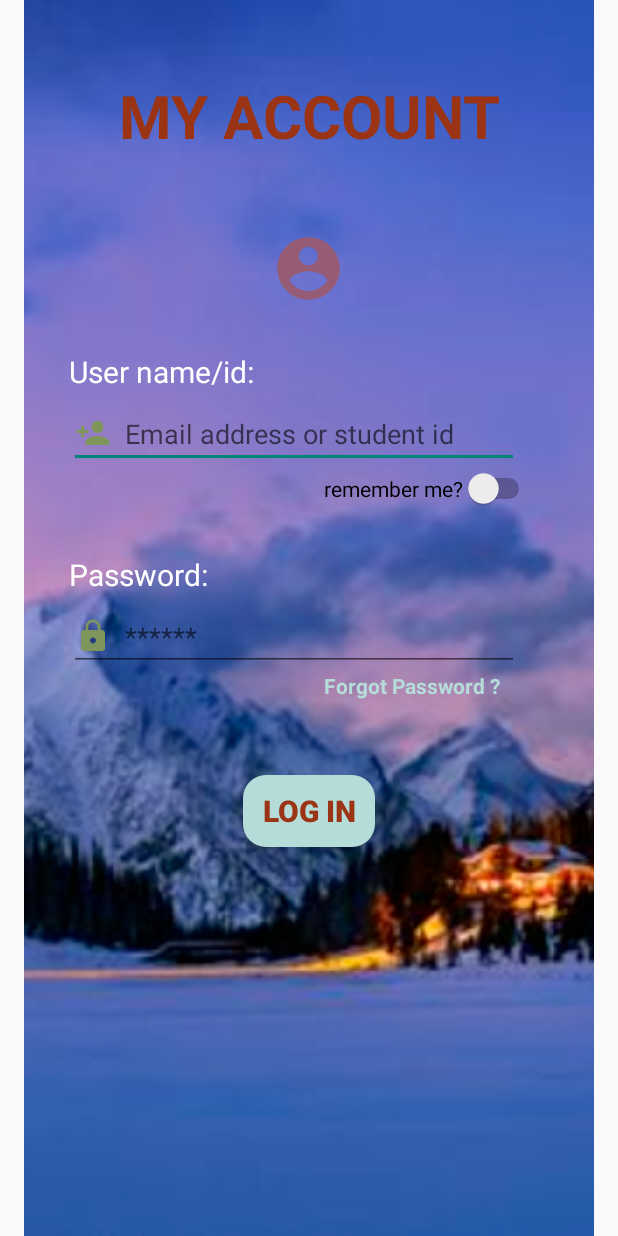
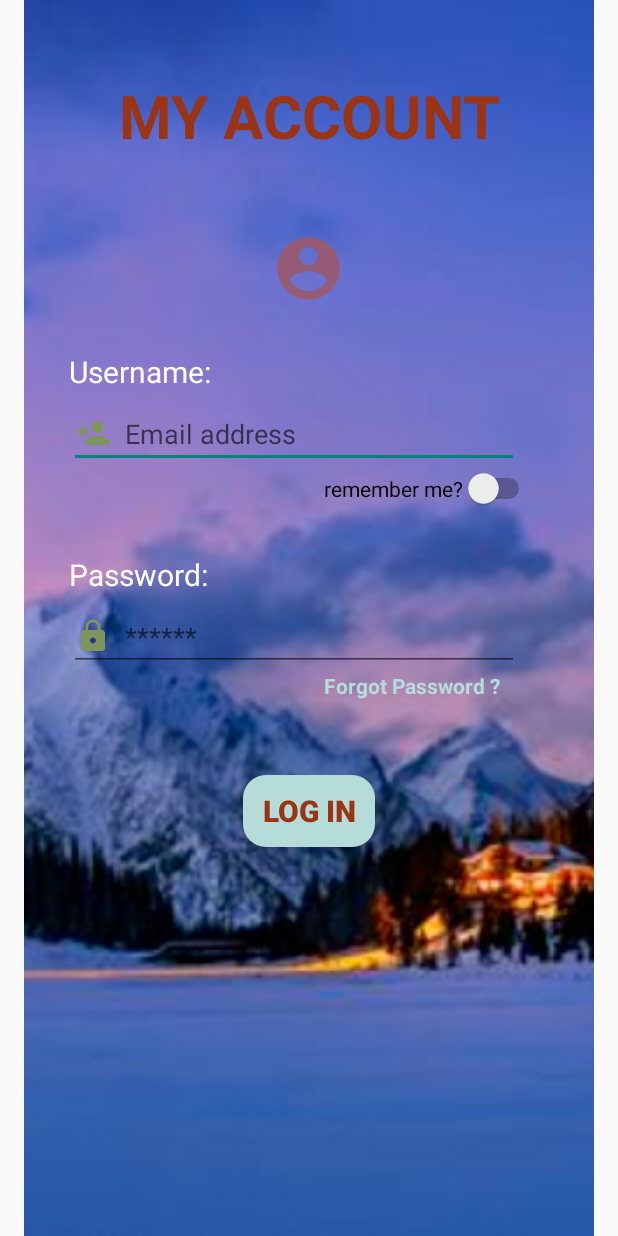
Before and after one commit to anhkiet190999/UFS-app, an Android app: the login screen opened directly, with no data from a screen before it, on a phone screen of 412 x 824 dp. Run offline under Robolectric (Android 15) with nearby library versions, the phone set to English and light mode, and no system bars; our stand-ins replace Firebase (no records; nobody signed in at launch, a user with empty details on screens opened directly).

Commit message:
usf app login and registration + firebase + done

```diff
--- a/app/src/main/java/com/example/ufs/login.java
+++ b/app/src/main/java/com/example/ufs/login.java
@@ -1,15 +1,28 @@
 package com.example.ufs;
 
+import androidx.annotation.NonNull;
 import androidx.appcompat.app.AppCompatActivity;
 
+import android.content.Intent;
 import android.os.Bundle;
+import android.view.View;
+import android.widget.Button;
+import android.widget.EditText;
+import android.widget.ProgressBar;
+import android.widget.Toast;
 
+import com.google.android.gms.tasks.OnCompleteListener;
+import com.google.android.gms.tasks.Task;
+import com.google.firebase.auth.AuthResult;
 import com.google.firebase.auth.FirebaseAuth;
 import com.google.firebase.auth.FirebaseUser;
 
 public class login extends AppCompatActivity {
 
     private FirebaseAuth mAuth;
+    private EditText editUsername, editPassword;
+    private Button login;
+    private ProgressBar progressBar;
 
     @Override
     protected void onCreate(Bundle savedInstanceState) {
@@ -17,9 +30,57 @@ public class login extends AppCompatActivity {
         setContentView(R.layout.activity_login);
 
         mAuth = FirebaseAuth.getInstance();
+        /*if(mAuth.getCurrentUser() != null){
+            //redirect to another activity
+        }*/
 
-        // Check if user is signed in (non-null) and update UI accordingly.
-        FirebaseUser currentUser = mAuth.getCurrentUser();
+        editUsername = findViewById(R.id.editUserName);
+        editPassword = findViewById(R.id.editPassword);
+        login = findViewById(R.id.login);
+        progressBar = findViewById(R.id.progress_circular);
+
+        login.setOnClickListener(new View.OnClickListener() {
+            @Override
+            public void onClick(View view) {
+                String username = editUsername.getText().toString().trim();
+                String password = editPassword.getText().toString().trim();
+                if(username.isEmpty()){
+                    editUsername.setError("user name is required!");
+                    editUsername.requestFocus();
+                    return;
+                }
+                if(password.isEmpty()){
+                    editPassword.setError("password is required!");
+                    editPassword.requestFocus();
+                    return;
+                }
+                if(password.length() < 6){
+                    editPassword.setError("password has to to be at least 6 characters");
+                    editPassword.requestFocus();
+                    return;
+                }
+                progressBar.setVisibility(View.VISIBLE);
+
+                //authenticate the user
+                mAuth.signInWithEmailAndPassword(username, password)
+                        .addOnCompleteListener(new OnCompleteListener<AuthResult>() {
+                            @Override
+                            public void onComplete(@NonNull Task<AuthResult> task) {
+                                if(task.isSuccessful()){
+                                    Toast.makeText(login.this, "User has been logged in successfully", Toast.LENGTH_LONG).show();
+                                    progressBar.setVisibility(View.GONE);
+
+                                    //redirect to another activity!
+                                    /*Intent loginIntent = new Intent(getApplicationContext(), login.class );
+                                    startActivity(loginIntent);*/
+                                }else{
+                                    Toast.makeText(getApplicationContext(), "Failed to log in! Try again!", Toast.LENGTH_LONG).show();
+                                    progressBar.setVisibility(View.GONE);
+                                }
+                            }
+                        });
+            }
+        });
     }
 
 }
--- a/app/src/main/res/layout/activity_login.xml
+++ b/app/src/main/res/layout/activity_login.xml
@@ -29,8 +29,8 @@
         android:layout_width="wrap_content"
         android:layout_height="wrap_content"
         android:layout_below="@id/text"
+        android:layout_centerHorizontal="true"
         android:layout_marginTop="50dp"
-        android:layout_centerHorizontal="true"
         android:drawableStart="@drawable/myaccount"
         android:drawableLeft="@drawable/myaccount" />
 
@@ -41,7 +41,7 @@
         android:layout_below="@id/icon"
         android:layout_marginTop="30dp"
         android:layout_marginLeft="30dp"
-        android:text="User name/id:"
+        android:text="Username:"
         android:textColor="@color/white"
         android:textSize="20dp"
         />
@@ -55,7 +55,7 @@
         android:layout_marginTop="5dp"
         android:drawableStart="@drawable/person"
         android:drawableLeft="@drawable/person"
-        android:hint="  Email address or student id"/>
+        android:hint="  Email address"/>
 
     <TextView
         android:id="@+id/password"
@@ -78,7 +78,8 @@
         android:layout_marginTop="5dp"
         android:drawableStart="@drawable/lock"
         android:drawableLeft="@drawable/lock"
-        android:hint="  ******"/>
+        android:hint="  ******"
+        android:inputType="textPassword"/>
 
     <Switch
         android:id="@+id/remember"
@@ -112,4 +113,14 @@
         android:textSize="20dp"
         android:textColor="@color/red"/>
 
+    <ProgressBar
+        android:id="@+id/progress_circular"
+        android:layout_width="wrap_content"
+        android:layout_height="wrap_content"
+        android:layout_centerHorizontal="true"
+        android:gravity="center_horizontal"
+        android:layout_centerVertical="true"
+        style="?android:attr/progressBarStyleLarge"
+        android:visibility="gone"/>
+
 </RelativeLayout>
```
Also changed, not shown: app/src/main/java/com/example/ufs/registration.java (+8 -2 lines).
